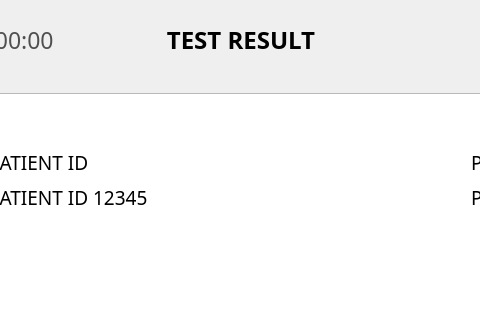
Qt form ui/Review/ResultListViewWindow.ui (eguruno1/calth_reader) before a commit; both pictures show x 271 to 751 and y 0 to 320 of the 1024 by 600 pixel window.
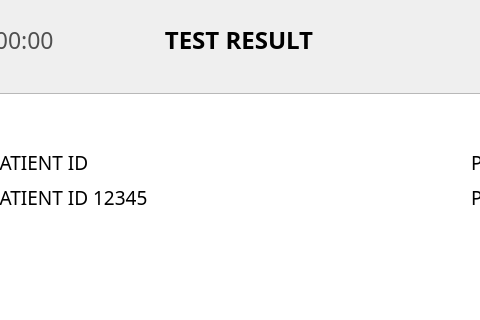
The same form after that commit. Icons and pictures are not drawn.

Diff of the .ui file:
```diff
--- a/ui/Review/ResultListViewWindow.ui
+++ b/ui/Review/ResultListViewWindow.ui
@@ -411,7 +411,7 @@
    <widget class="QLabel" name="label_Title">
     <property name="geometry">
      <rect>
-      <x>422</x>
+      <x>420</x>
       <y>20</y>
       <width>180</width>
       <height>40</height>
```
